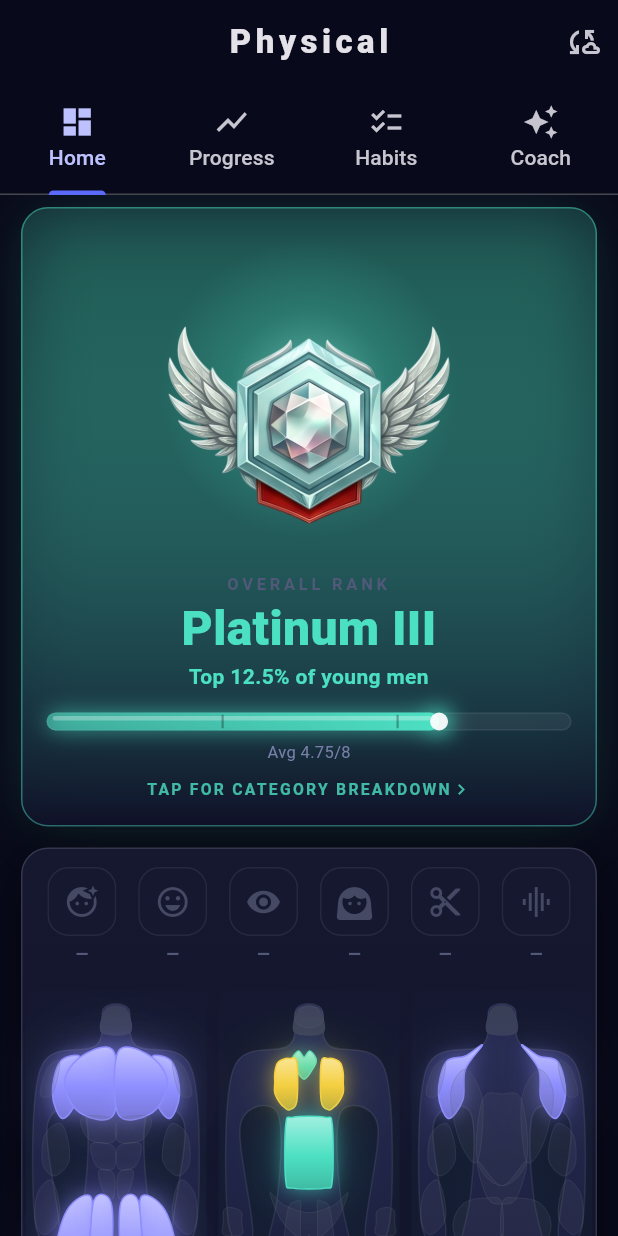
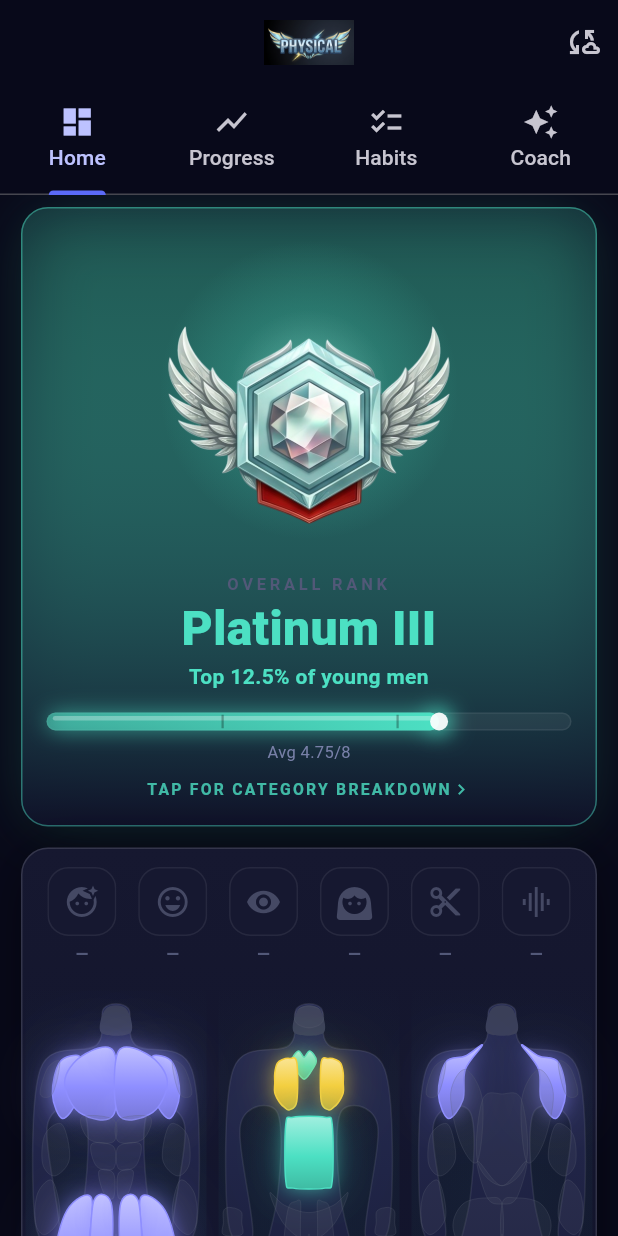
Before and after one commit to erolcem/physical, a Flutter app: the screen it shows after launch, on a phone screen of 412 x 824 dp. Run offline on Flutter 3.47's test engine with Material 3 defaults, Android fonts, the phone set to English and light mode, and no system bars; our stand-ins replace fl_chart, flutter_local_notifications, flutter_riverpod, flutter_timezone, image_picker, shared_preferences and 1 more; missing offline and left inert: record.

Commit message:
feat(brand): app icon + header wordmark from the winged-P / PHYSICAL art
- assets/brand/app_icon.png (centered-square crop of AppIconart) → iOS AppIcon set via
  flutter_launcher_icons (dart run flutter_launcher_icons).
- assets/brand/header.png (banner crop of the PHYSICAL art) replaces the AppBar text
  title (height 30, with a text fallback).

Co-Authored-By: Claude Opus 4.8 <noreply@anthropic.com>

```diff
--- a/lib/ui/main_screen.dart
+++ b/lib/ui/main_screen.dart
@@ -42,8 +42,11 @@ class _MainScreenState extends ConsumerState<MainScreen>
       appBar: AppBar(
         backgroundColor: const Color(0xFF08091A),
         centerTitle: true,
-        title: const Text('Physical',
-            style: TextStyle(fontWeight: FontWeight.w900, letterSpacing: 3)),
+        title: Image.asset('assets/brand/header.png',
+            height: 30, fit: BoxFit.contain,
+            // Fallback to the wordmark if the asset ever fails to load.
+            errorBuilder: (_, __, ___) => const Text('Physical',
+                style: TextStyle(fontWeight: FontWeight.w900, letterSpacing: 3))),
         actions: [
           IconButton(
             tooltip: 'Cloud sync',
```
Also changed, not shown: pubspec.yaml (+8 -0 lines), assets/brand/app_icon.png (added), assets/brand/header.png (added), pubspec.lock, 25 other files.
